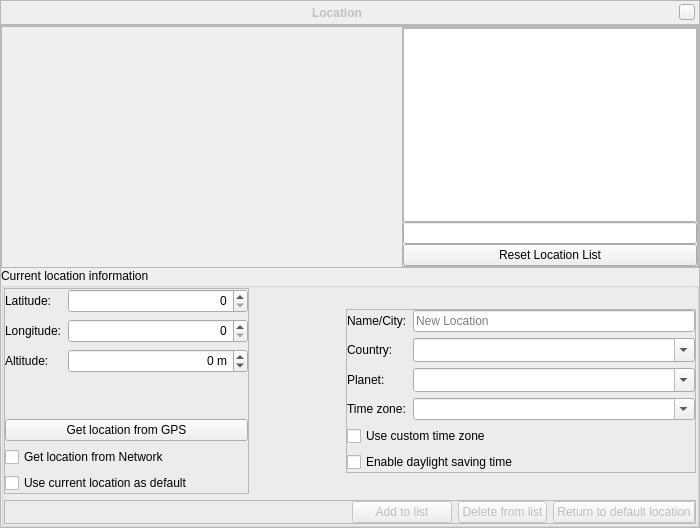
This is src/gui/locationDialogGui.ui in 519984307/stellarium_src as Qt 5 draws it before an edit. The edited form follows.
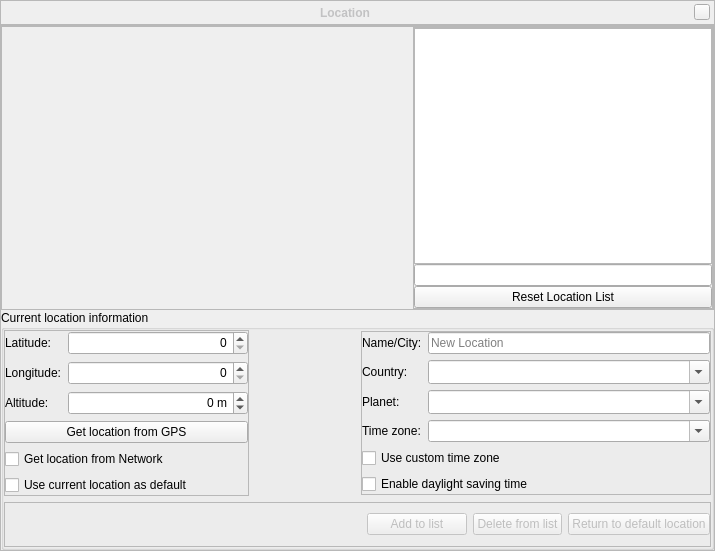
This is the edited form. Icons and pictures are not drawn. Custom widgets are drawn as their Qt base class.

The edit to the form file:
```diff
--- a/src/gui/locationDialogGui.ui
+++ b/src/gui/locationDialogGui.ui
@@ -6,8 +6,8 @@
    <rect>
     <x>0</x>
     <y>0</y>
-    <width>700</width>
-    <height>512</height>
+    <width>715</width>
+    <height>551</height>
    </rect>
   </property>
   <property name="styleSheet">
@@ -567,14 +567,14 @@
               </property>
              </widget>
             </item>
-            <item row="6" column="0" colspan="2">
+            <item row="5" column="0" colspan="2">
              <widget class="QCheckBox" name="useAsDefaultLocationCheckBox">
               <property name="text">
                <string>Use current location as default</string>
               </property>
              </widget>
             </item>
-            <item row="5" column="0" colspan="2">
+            <item row="4" column="0" colspan="2">
              <widget class="QCheckBox" name="useIpQueryCheckBox">
               <property name="text">
                <string>Get location from Network</string>
@@ -588,19 +588,6 @@
               </property>
              </widget>
             </item>
-            <item row="3" column="0">
-             <spacer name="verticalSpacer">
-              <property name="orientation">
-               <enum>Qt::Vertical</enum>
-              </property>
-              <property name="sizeHint" stdset="0">
-               <size>
-                <width>20</width>
-                <height>40</height>
-               </size>
-              </property>
-             </spacer>
-            </item>
             <item row="1" column="1">
              <widget class="AngleSpinBox" name="longitudeSpinBox">
               <property name="minimumSize">
@@ -661,7 +648,7 @@
               </property>
              </widget>
             </item>
-            <item row="4" column="0" colspan="2">
+            <item row="3" column="0" colspan="2">
              <widget class="QPushButton" name="gpsPushButton">
               <property name="toolTip">
                <string>Retrieve current coordinates from GPS. Does not set timezone!</string>
```
